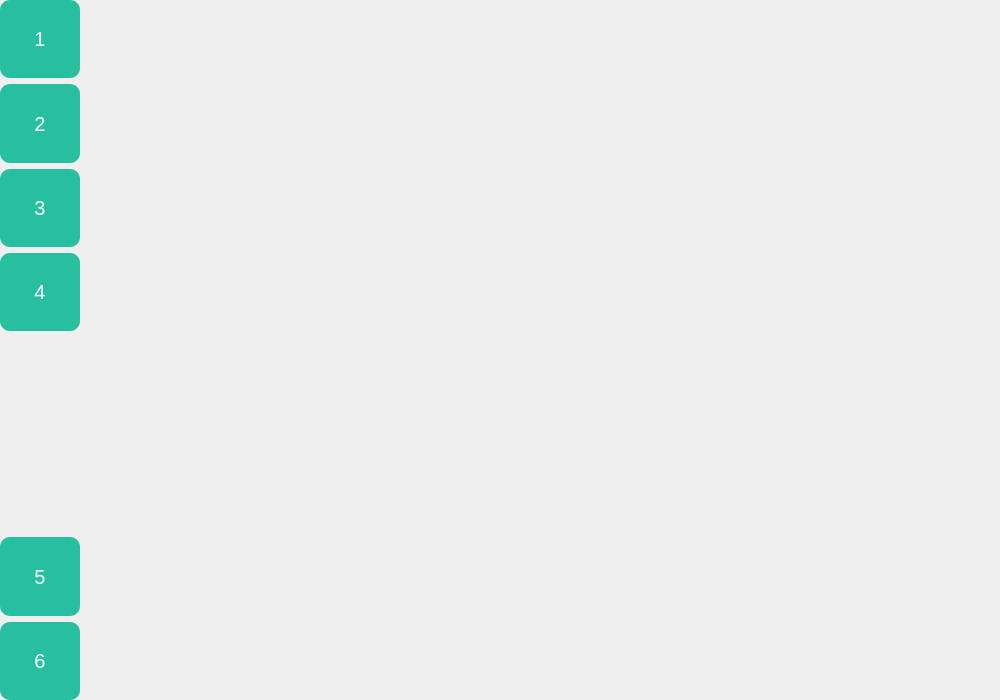
Before: the Qt Designer form mainwindow.ui in CodePupil-min/eems, drawn with Qt 5.
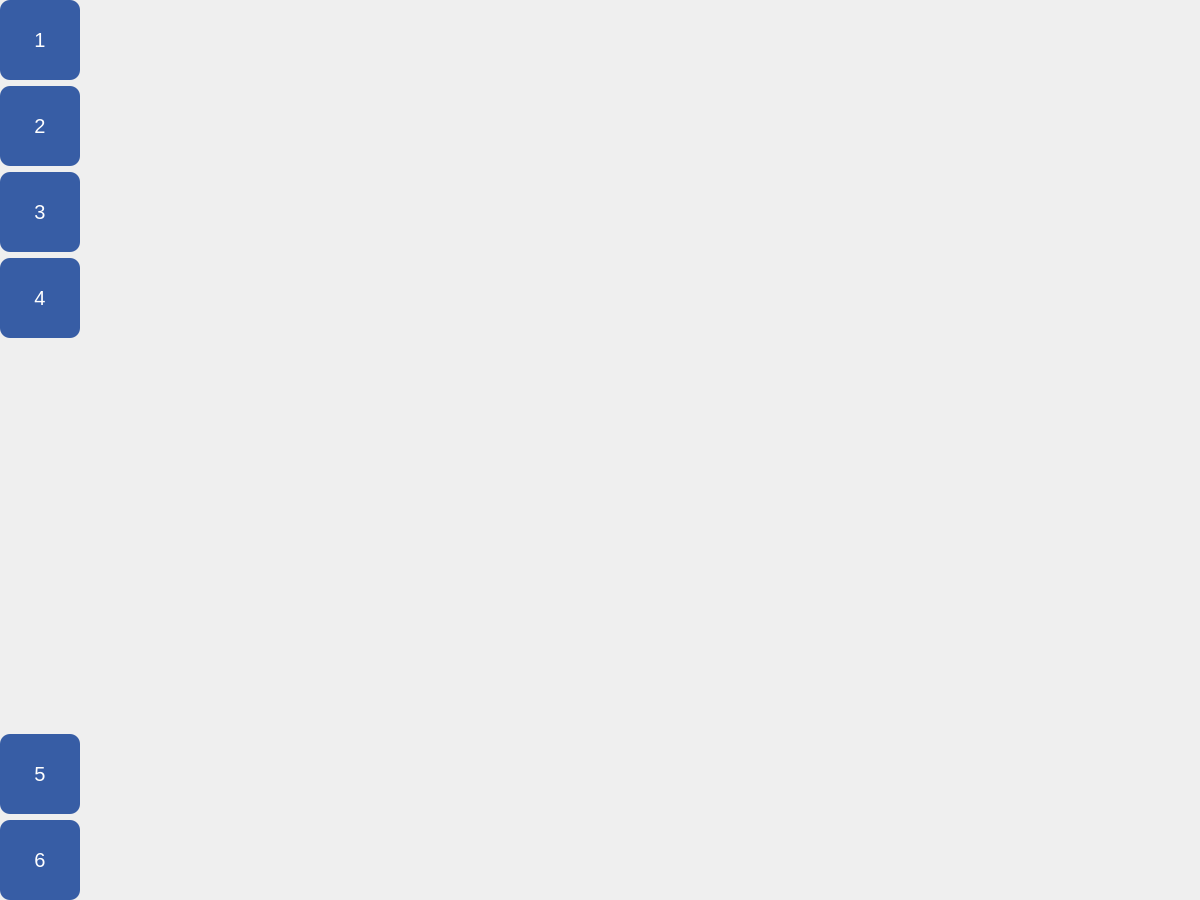
After: the same form once the commit is applied.

Diff of the .ui file:
```diff
--- a/mainwindow.ui
+++ b/mainwindow.ui
@@ -6,14 +6,14 @@
    <rect>
     <x>0</x>
     <y>0</y>
-    <width>1000</width>
-    <height>700</height>
+    <width>1200</width>
+    <height>900</height>
    </rect>
   </property>
   <property name="minimumSize">
    <size>
-    <width>1000</width>
-    <height>700</height>
+    <width>1200</width>
+    <height>900</height>
    </size>
   </property>
   <property name="windowTitle">
@@ -87,7 +87,7 @@
        <string notr="true">QPushButton{
 border:none;
 border-radius:10px;
-background-color:#28BFA0;
+background-color:#375DA5;
 color:white;
 font: 15pt;
 }
```
Left out of the diff: 16 changed lines with no effect on the pictures.
